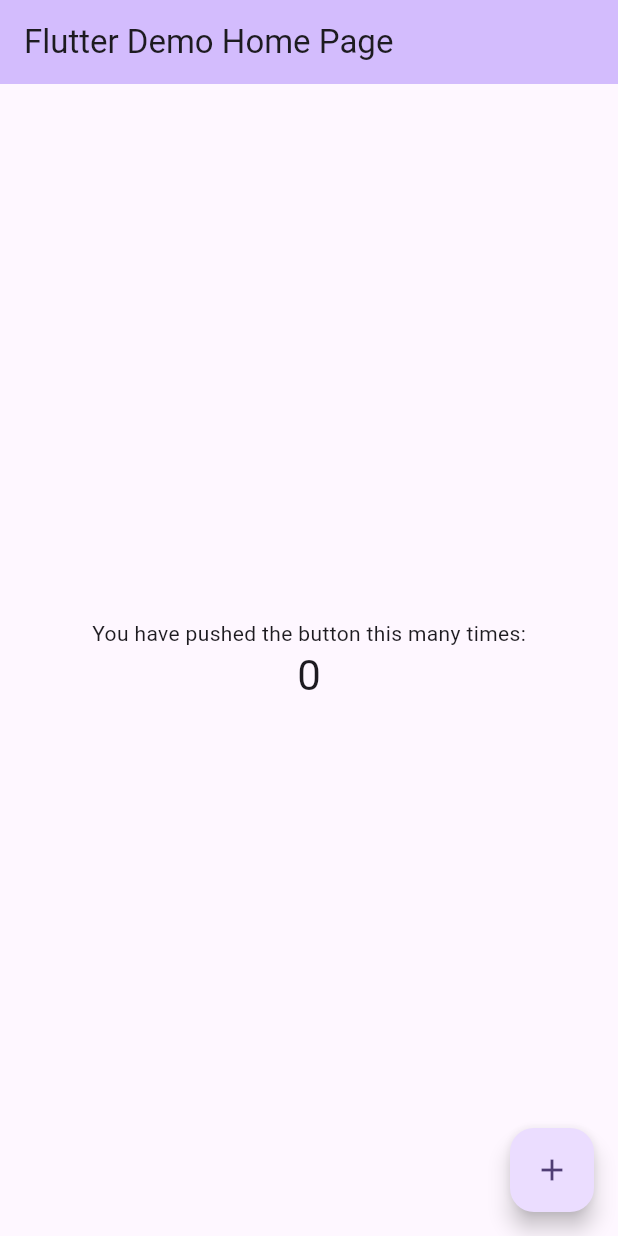
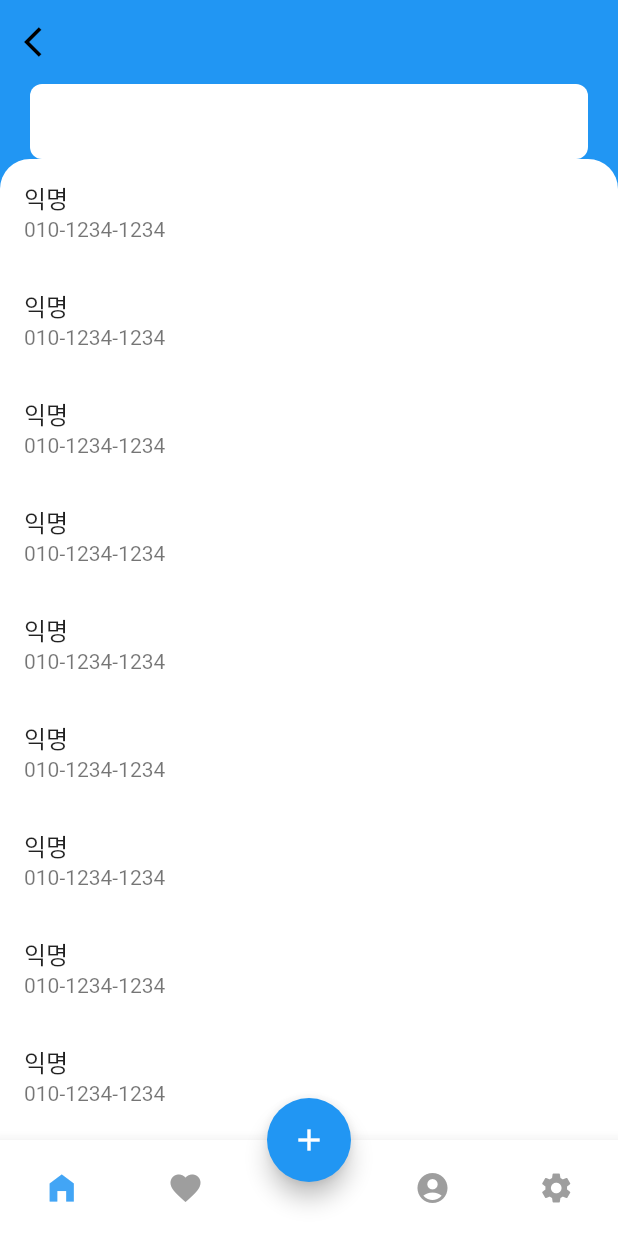
Before and after one commit to SangWook16074/simple_social_app_ui_example, a Flutter app: the screen it shows after launch, on a phone screen of 412 x 824 dp. Run offline on Flutter 3.47's test engine with Material 3 defaults, Android fonts, the phone set to English and light mode, and no system bars.

Commit message:
간단한 소셜 앱

```diff
--- a/lib/main.dart
+++ b/lib/main.dart
@@ -1,4 +1,5 @@
 import 'package:flutter/material.dart';
+import 'package:simple_social_app/src/app.dart';
 
 void main() {
   runApp(const MyApp());
@@ -7,119 +8,11 @@ void main() {
 class MyApp extends StatelessWidget {
   const MyApp({super.key});
 
-  // This widget is the root of your application.
   @override
   Widget build(BuildContext context) {
     return MaterialApp(
-      title: 'Flutter Demo',
-      theme: ThemeData(
-        // This is the theme of your application.
-        //
-        // TRY THIS: Try running your application with "flutter run". You'll see
-        // the application has a purple toolbar. Then, without quitting the app,
-        // try changing the seedColor in the colorScheme below to Colors.green
-        // and then invoke "hot reload" (save your changes or press the "hot
-        // reload" button in a Flutter-supported IDE, or press "r" if you used
-        // the command line to start the app).
-        //
-        // Notice that the counter didn't reset back to zero; the application
-        // state is not lost during the reload. To reset the state, use hot
-        // restart instead.
-        //
-        // This works for code too, not just values: Most code changes can be
-        // tested with just a hot reload.
-        colorScheme: ColorScheme.fromSeed(seedColor: Colors.deepPurple),
-        useMaterial3: true,
-      ),
-      home: const MyHomePage(title: 'Flutter Demo Home Page'),
+      theme: ThemeData(useMaterial3: false),
+      home: const App(),
     );
   }
 }
-
-class MyHomePage extends StatefulWidget {
-  const MyHomePage({super.key, required this.title});
-
-  // This widget is the home page of your application. It is stateful, meaning
-  // that it has a State object (defined below) that contains fields that affect
-  // how it looks.
-
-  // This class is the configuration for the state. It holds the values (in this
-  // case the title) provided by the parent (in this case the App widget) and
-  // used by the build method of the State. Fields in a Widget subclass are
-  // always marked "final".
-
-  final String title;
-
-  @override
-  State<MyHomePage> createState() => _MyHomePageState();
-}
-
-class _MyHomePageState extends State<MyHomePage> {
-  int _counter = 0;
-
-  void _incrementCounter() {
-    setState(() {
-      // This call to setState tells the Flutter framework that something has
-      // changed in this State, which causes it to rerun the build method below
-      // so that the display can reflect the updated values. If we changed
-      // _counter without calling setState(), then the build method would not be
-      // called again, and so nothing would appear to happen.
-      _counter++;
-    });
-  }
-
-  @override
-  Widget build(BuildContext context) {
-    // This method is rerun every time setState is called, for instance as done
-    // by the _incrementCounter method above.
-    //
-    // The Flutter framework has been optimized to make rerunning build methods
-    // fast, so that you can just rebuild anything that needs updating rather
-    // than having to individually change instances of widgets.
-    return Scaffold(
-      appBar: AppBar(
-        // TRY THIS: Try changing the color here to a specific color (to
-        // Colors.amber, perhaps?) and trigger a hot reload to see the AppBar
-        // change color while the other colors stay the same.
-        backgroundColor: Theme.of(context).colorScheme.inversePrimary,
-        // Here we take the value from the MyHomePage object that was created by
-        // the App.build method, and use it to set our appbar title.
-        title: Text(widget.title),
-      ),
-      body: Center(
-        // Center is a layout widget. It takes a single child and positions it
-        // in the middle of the parent.
-        child: Column(
-          // Column is also a layout widget. It takes a list of children and
-          // arranges them vertically. By default, it sizes itself to fit its
-          // children horizontally, and tries to be as tall as its parent.
-          //
-          // Column has various properties to control how it sizes itself and
-          // how it positions its children. Here we use mainAxisAlignment to
-          // center the children vertically; the main axis here is the vertical
-          // axis because Columns are vertical (the cross axis would be
-          // horizontal).
-          //
-          // TRY THIS: Invoke "debug painting" (choose the "Toggle Debug Paint"
-          // action in the IDE, or press "p" in the console), to see the
-          // wireframe for each widget.
-          mainAxisAlignment: MainAxisAlignment.center,
-          children: <Widget>[
-            const Text(
-              'You have pushed the button this many times:',
-            ),
-            Text(
-              '$_counter',
-              style: Theme.of(context).textTheme.headlineMedium,
-            ),
-          ],
-        ),
-      ),
-      floatingActionButton: FloatingActionButton(
-        onPressed: _incrementCounter,
-        tooltip: 'Increment',
-        child: const Icon(Icons.add),
-      ), // This trailing comma makes auto-formatting nicer for build methods.
-    );
-  }
-}
--- /dev/null
+++ b/lib/src/app.dart
@@ -0,0 +1,74 @@
+import 'package:flutter/material.dart';
+import 'package:simple_social_app/src/pages/friends_list_page.dart';
+
+class App extends StatefulWidget {
+  const App({super.key});
+
+  @override
+  State<App> createState() => _AppState();
+}
+
+class _AppState extends State<App> {
+  int pageIndex = 0;
+
+  @override
+  Widget build(BuildContext context) {
+    return Scaffold(
+        floatingActionButton: FloatingActionButton(
+          onPressed: () {},
+          child: const Icon(Icons.add),
+        ),
+        floatingActionButtonLocation: FloatingActionButtonLocation.centerDocked,
+        body: IndexedStack(
+          index: pageIndex,
+          children: [
+            const FriendsListPage(),
+            Container(
+              color: Colors.blue,
+            ),
+            Container(
+              color: Colors.green,
+            ),
+            Container(
+              color: Colors.yellow,
+            ),
+            Container(
+              color: Colors.black,
+            ),
+          ],
+        ),
+        bottomNavigationBar: BottomAppBar(
+          child: Padding(
+            padding: const EdgeInsets.symmetric(vertical: 20),
+            child: Row(
+              mainAxisAlignment: MainAxisAlignment.spaceAround,
+              children: [
+                Icon(
+                  Icons.home_filled,
+                  color: Colors.blue[400],
+                ),
+                const Icon(
+                  Icons.favorite,
+                  color: Colors.grey,
+                ),
+                const Opacity(
+                  opacity: 0.0,
+                  child: Icon(
+                    Icons.add,
+                    color: Colors.grey,
+                  ),
+                ),
+                const Icon(
+                  Icons.account_circle,
+                  color: Colors.grey,
+                ),
+                const Icon(
+                  Icons.settings,
+                  color: Colors.grey,
+                ),
+              ],
+            ),
+          ),
+        ));
+  }
+}
--- /dev/null
+++ b/lib/src/pages/friends_list_page.dart
@@ -0,0 +1,53 @@
+import 'package:flutter/material.dart';
+
+class FriendsListPage extends StatelessWidget {
+  const FriendsListPage({super.key});
+
+  @override
+  Widget build(BuildContext context) {
+    return Scaffold(
+      backgroundColor: Colors.blue,
+      appBar: AppBar(
+        leading: const Icon(
+          Icons.arrow_back_ios,
+          color: Colors.black,
+        ),
+        elevation: 0.0,
+      ),
+      body: Column(
+        children: [
+          _searchBar(),
+          _friendsList(),
+        ],
+      ),
+    );
+  }
+
+  Widget _searchBar() => Padding(
+        padding: const EdgeInsets.symmetric(horizontal: 20),
+        child: Container(
+          width: double.infinity,
+          height: 50,
+          decoration: BoxDecoration(
+              borderRadius: BorderRadius.circular(8.0), color: Colors.white),
+        ),
+      );
+
+  Widget _friendsList() => Expanded(
+        child: Container(
+          width: double.infinity,
+          decoration: const BoxDecoration(
+              borderRadius: BorderRadius.only(
+                topLeft: Radius.circular(20.0),
+                topRight: Radius.circular(20.0),
+              ),
+              color: Colors.white),
+          child: ListView.builder(
+              itemCount: 50,
+              itemBuilder: (context, index) => const ListTile(
+                    title: Text("익명"),
+                    subtitle: Text("010-1234-1234"),
+                  )),
+        ),
+      );
+}
```
